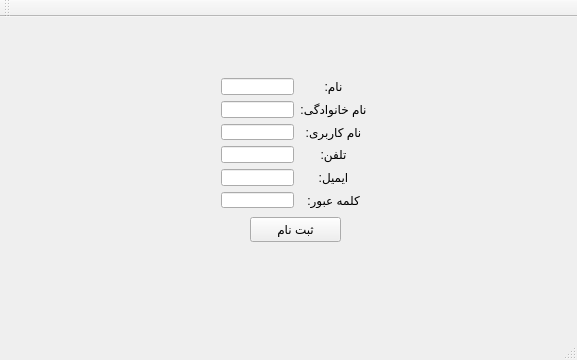
The window that University-resource-management/login.ui (M-JavadHeydarpour/University-resource-management) describes before a commit, drawn with Qt 5.
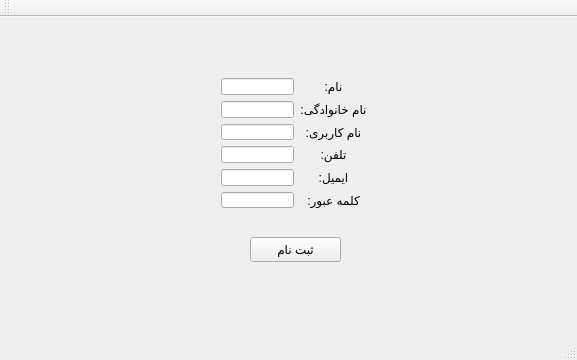
The same window after the commit. The open tabs and pages were chosen to show the change.

Commit message: im batman

Patch:
```diff
--- a/University-resource-management/login.ui
+++ b/University-resource-management/login.ui
@@ -162,7 +162,7 @@
       <property name="geometry">
        <rect>
         <x>210</x>
-        <y>190</y>
+        <y>210</y>
         <width>91</width>
         <height>25</height>
        </rect>
```
Left out of the diff: 2 changed lines with no effect on the pictures. The commit also changes 1 other file.
